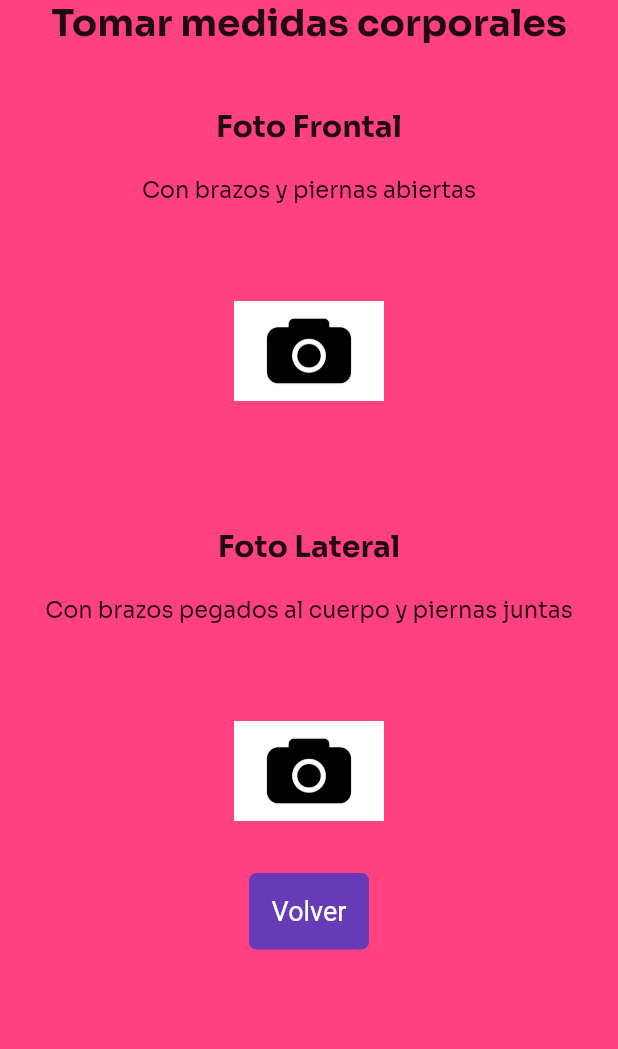
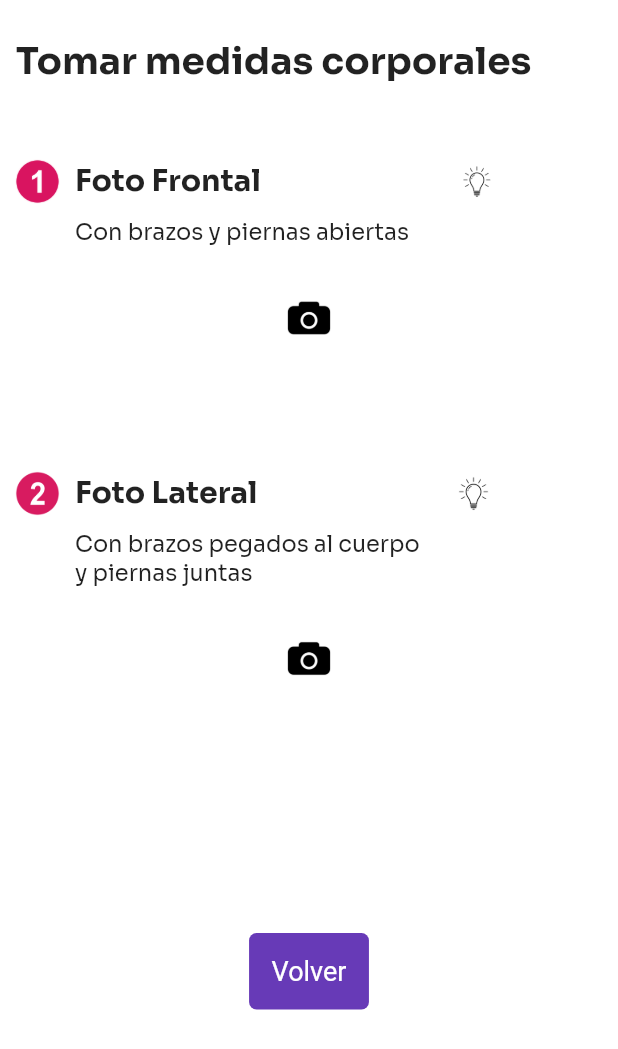
Before and after one commit to Patronaje-A-Medida/PatronajeMobileApp, a Flutter app: the TakePhotos screen opened directly, on a phone screen of 412 x 824 dp. Shown: the top 1049 px of the screen. Run offline on Flutter 3.47's test engine with Material 2 defaults, Android fonts, the phone set to English and light mode, and no system bars; our stand-ins replace camera, dio, hive, hive_flutter; accounts and stored records are empty.

Commit message:
HU03 y HU07

```diff
--- a/lib/presentation/app_widget.dart
+++ b/lib/presentation/app_widget.dart
@@ -7,6 +7,7 @@ import 'package:patronaje_mobile_app/persistence/local/implements/user_local_dat
 import 'package:patronaje_mobile_app/persistence/remote/implements/auth_repository.dart';
 import 'package:patronaje_mobile_app/presentation/welcome/welcome_page.dart';
 import 'package:provider/provider.dart';
+import 'package:patronaje_mobile_app/presentation/view_measurement_results/measures_screen.dart';
 
 class AppWidget extends StatelessWidget {
   const AppWidget({Key? key}) : super(key: key);
--- a/lib/presentation/user_instructions/instruction_item.dart
+++ b/lib/presentation/user_instructions/instruction_item.dart
@@ -27,7 +27,6 @@ class SlideItem extends StatelessWidget{
           style: TextStyle(
             fontWeight: FontWeight.bold,
             fontSize: 22,
-            color: Colors.white,
           ),
         ),
         SizedBox(height: 10,),
@@ -35,7 +34,6 @@ class SlideItem extends StatelessWidget{
           slideList[index].description,
           textAlign: TextAlign.center,
           style: TextStyle(
-            color: Colors.white,
           ),
         ),
       ],
--- a/lib/presentation/user_instructions/instructions_model.dart
+++ b/lib/presentation/user_instructions/instructions_model.dart
@@ -1,5 +1,3 @@
-import 'package:flutter/material.dart';
-
 class Slide{
   final String imageUrl;
   final String title;
--- a/lib/presentation/user_instructions/instructions_screen.dart
+++ b/lib/presentation/user_instructions/instructions_screen.dart
@@ -46,8 +46,8 @@ class _InstructionsState extends State<Instructions> {
   @override
   Widget build(BuildContext context){
     return Scaffold(
+      backgroundColor: Colors.white,
       body: Container(
-        color: Colors.pinkAccent,
         child: Padding(
           padding: const EdgeInsets.all(20),
           child: Column(
--- a/lib/presentation/user_take_photos/user_take_photos.dart
+++ b/lib/presentation/user_take_photos/user_take_photos.dart
@@ -4,6 +4,8 @@ import 'package:flutter/material.dart';
 import 'package:flutter/src/material/icon_button.dart';
 import 'package:patronaje_mobile_app/presentation/user_take_photos/camera_page.dart';
 import 'package:patronaje_mobile_app/presentation/user_instructions/instructions_screen.dart';
+import 'package:patronaje_mobile_app/presentation/view_measurement_results/measures_screen.dart';
+import 'package:patronaje_mobile_app/presentation/profile/user_profile.dart';
 
 class TakePhotos extends StatelessWidget {
   TakePhotos({Key? key}) : super(key: key);
@@ -11,12 +13,59 @@ class TakePhotos extends StatelessWidget {
   @override
   Widget build(BuildContext context) {
     return Scaffold(
-      backgroundColor: Colors.pinkAccent,
+      backgroundColor: Colors.white,
+      drawer: Drawer(
+        backgroundColor: Colors.white,
+        child: ListView(
+          // Important: Remove any padding from the ListView.
+          padding: EdgeInsets.zero,
+          children: [
+            const DrawerHeader(
+              child: Text('Hola\nGeraldine',
+                style: TextStyle(
+                  fontSize: 30,
+                ),),
+            ),
+            ListTile(
+              title: Row(
+                children: <Widget>[
+                  ClipOval(
+                    child: Image.asset('assets/images/profile-icon.jpg',height: 40,width: 40,),
+                  ),
+                  SizedBox(width: 10,),
+                  Text('Mi Perfil')
+                ],),
+              onTap: () {
+                Navigator.of(context).push(
+                    MaterialPageRoute(
+                        builder: (context) => UserProfile())
+                );
+              },
+            ),
+            ListTile(
+              title: Row(
+                children: <Widget>[
+                  ClipOval(
+                    child: Image.asset('assets/images/person-measures.png',height: 40,width: 40,),
+                  ),
+                  Text('Historial de Medidas')
+                ],),
+              onTap: () {
+                Navigator.of(context).push(
+                    MaterialPageRoute(
+                        builder: (context) => UserMeasures())
+                );
+              },
+            ),
+          ],
+        ),
+      ),
       body:Column(
         children:<Widget>[
-          Column(children: <Widget>[
+          SizedBox(height: 25,),
+          Row(children: <Widget>[
             Text(
-              'Tomar medidas corporales',
+              '  Tomar medidas corporales',
               style: TextStyle(
                 fontWeight: FontWeight.bold,
                 fontSize: 25,
@@ -26,35 +75,20 @@ class TakePhotos extends StatelessWidget {
           Column(
             children: <Widget>[
               Row(
-                mainAxisAlignment: MainAxisAlignment.center,
                 children: <Widget>[
-                  Column(children: <Widget>[Text(
+                  SizedBox(width: 10,),
+                  Image.asset('assets/images/1.png',width: 30, height: 30,),
+                  SizedBox(width: 10,),
+                  Column(children: <Widget>[
+                    Text(
                     'Foto Frontal',
                     style: TextStyle(
                       fontWeight: FontWeight.bold,
                       fontSize: 20,
                     ),
                   )
-                  ],)
-                ],
-              ),
-              SizedBox(height: 20,),
-              Row(
-                mainAxisAlignment: MainAxisAlignment.center,
-                children: <Widget>[
-                  Column(children: <Widget>[Text(
-                    'Con brazos y piernas abiertas',
-                    style: TextStyle(
-                      fontSize: 15,
-                    ),
-                  )
-                  ],)
-                ],
-              ),
-              SizedBox(height: 40,),
-              Row(
-                mainAxisAlignment: MainAxisAlignment.center,
-                children: <Widget>[
+                  ],),
+                  SizedBox(width: 120,),
                   IconButton(
                       onPressed: () => showDialog<String>
                         (context: context,
@@ -71,46 +105,19 @@ class TakePhotos extends StatelessWidget {
                               ],
                             ),
                             actions: <Widget>[
-                              TextButton(onPressed: () => Navigator.pop(context, 'Cancelar')
-                                  , child: const Text('Cancelar')
-                              ),
-                              TextButton(onPressed: ()
-                              async{
-                                await availableCameras().then(
-                                      (value) => Navigator.push(
-                                    context,
-                                    MaterialPageRoute(
-                                      builder: (context) => CameraPage(cameras:value),),),);
-                              },
-                                child: const Text('Tomar Foto'),
+                              TextButton(onPressed: () => Navigator.pop(context, 'Continuar')
+                                  , child: const Text('Continuar')
                               ),
                             ],
                           )),
-                      icon: Image.asset('assets/images/camara.jpg'),
-                      iconSize: 100
-                  )
+                      icon:Image.asset('assets/images/lamp.jpg', width: 30, height: 30,)),
                 ],
               ),
-              SizedBox(height: 60,),
               Row(
-                mainAxisAlignment: MainAxisAlignment.center,
                 children: <Widget>[
-                  Column(children: <Widget>[
-                    Text(
-                      'Foto Lateral',
-                      style: TextStyle(
-                        fontWeight: FontWeight.bold,
-                        fontSize: 20,
-                      ),
-                    )
-                  ],)
-                ],
-              ),SizedBox(height: 20,),
-              Row(
-                mainAxisAlignment: MainAxisAlignment.center,
-                children: <Widget>[
+                  SizedBox(width: 50,),
                   Column(children: <Widget>[Text(
-                    'Con brazos pegados al cuerpo y piernas juntas',
+                    'Con brazos y piernas abiertas',
                     style: TextStyle(
                       fontSize: 15,
                     ),
@@ -118,9 +125,38 @@ class TakePhotos extends StatelessWidget {
                   ],)
                 ],
               ),
-              SizedBox(height: 40,),
+              SizedBox(height: 15,),
+              Row(
+                mainAxisAlignment: MainAxisAlignment.center,
+                children: <Widget>[
                   IconButton(
-                  onPressed: () => showDialog<String>
+                      onPressed: () async{
+                          await availableCameras().then(
+                          (value) => Navigator.push(context,
+                          MaterialPageRoute(
+                          builder: (context) => CameraPage(cameras:value),),),);
+                        },
+                      icon: Image.asset('assets/images/camara.jpg'),
+                      iconSize: 50
+                  )
+                ],
+              ),
+              SizedBox(height: 60,),
+              Column(
+                children: <Widget>[
+                  Row(children: <Widget>[
+                    SizedBox(width: 10,),
+                    Image.asset('assets/images/2.png',width: 30, height: 30,),
+                    SizedBox(width: 10,),
+                    Text(
+                      'Foto Lateral',
+                      style: TextStyle(
+                        fontWeight: FontWeight.bold,
+                        fontSize: 20,
+                      ),
+                    ),
+                    SizedBox(width: 120,),
+                    IconButton(onPressed: () => showDialog<String>
                       (context: context,
                         builder: (BuildContext context) => AlertDialog(
                           title: const Text ('Recuerda imitar la imagen'),
@@ -135,10 +171,31 @@ class TakePhotos extends StatelessWidget {
                             ],
                           ),
                           actions: <Widget>[
-                          TextButton(onPressed: () => Navigator.pop(context, 'Cancelar'),
-                              child: Text('Cancelar')
+                            TextButton(onPressed: () => Navigator.pop(context, 'Continuar'),
+                                child: Text('Continuar')
                             ),
-                          TextButton(onPressed: ()
+                          ],
+                        )),
+                        icon: Image.asset('assets/images/lamp.jpg',height: 50, width: 50,)),
+                  ],)
+                ],
+              ),
+              Column(
+                children: <Widget>[
+                  Row(children: <Widget>[
+                    SizedBox(width: 50,),
+                    Text(
+                    'Con brazos pegados al cuerpo \ny piernas juntas',
+                    style: TextStyle(
+                      fontSize: 15,
+                    ),
+                  )
+                  ],)
+                ],
+              ),
+              SizedBox(height: 15,),
+              IconButton(
+                  onPressed: ()
                   async{
                     await availableCameras().then(
                           (value) => Navigator.push(
@@ -146,14 +203,10 @@ class TakePhotos extends StatelessWidget {
                         MaterialPageRoute(
                           builder: (context) => CameraPage(cameras:value),),),);
                   },
-                            child: Text('Tomar Foto'),
+                  icon: Image.asset('assets/images/camara.jpg'),
+                  iconSize: 50
               ),
-                        ],
-                      )),
-                  icon: Image.asset('assets/images/camara.jpg'),
-                  iconSize: 100
-              ),
-              SizedBox(height: 10,),
+              SizedBox(height: 150,),
               TextButton(
                 onPressed: (){
                   Navigator.of(context).push(
```
Also changed, not shown: lib/presentation/profile/user.dart (added, +19 -0 lines), lib/presentation/profile/user_profile.dart (added, +111 -0 lines), lib/presentation/view_measurement_results/measure_item.dart (added, +18 -0 lines), lib/presentation/view_measurement_results/measures_list.dart (added, +126 -0 lines), lib/presentation/view_measurement_results/measures_screen.dart (added, +195 -0 lines), assets/images/1.png (added), assets/images/2.png (added), assets/images/3.png (added), assets/images/4.png (added), assets/images/arrow.png (added), assets/images/lamp.jpg (added), assets/images/measures.PNG (added), assets/images/person-measures.png (added), assets/images/profile-icon.jpg (added). Lines whose indentation alone changed are shown as unchanged.
